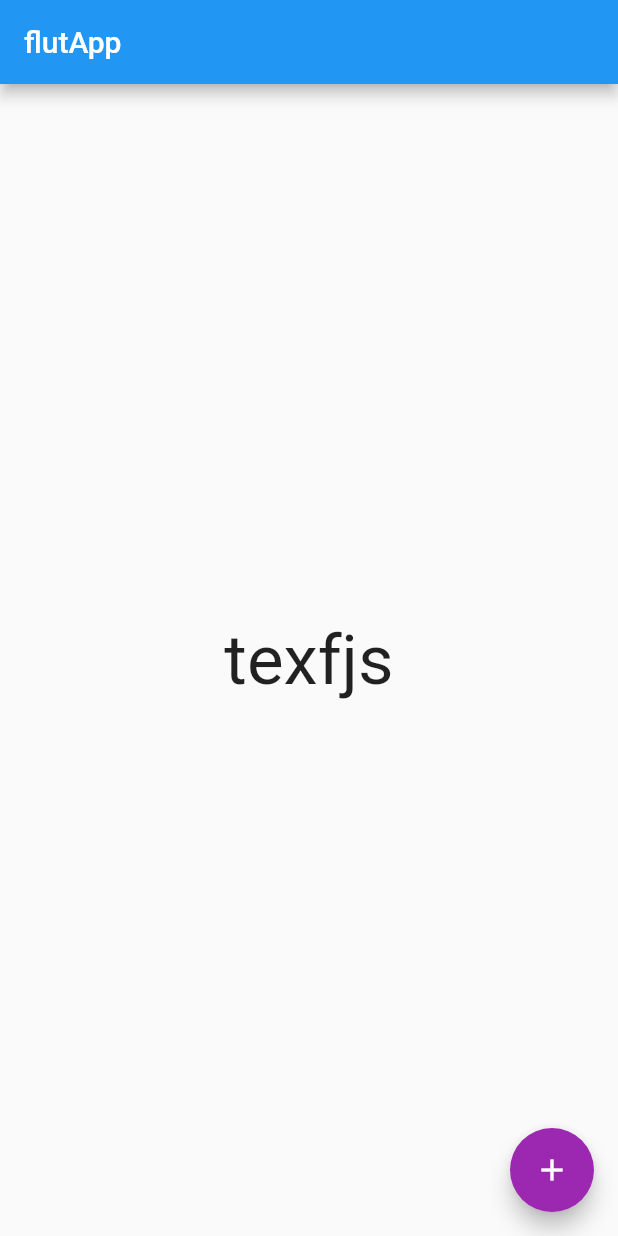
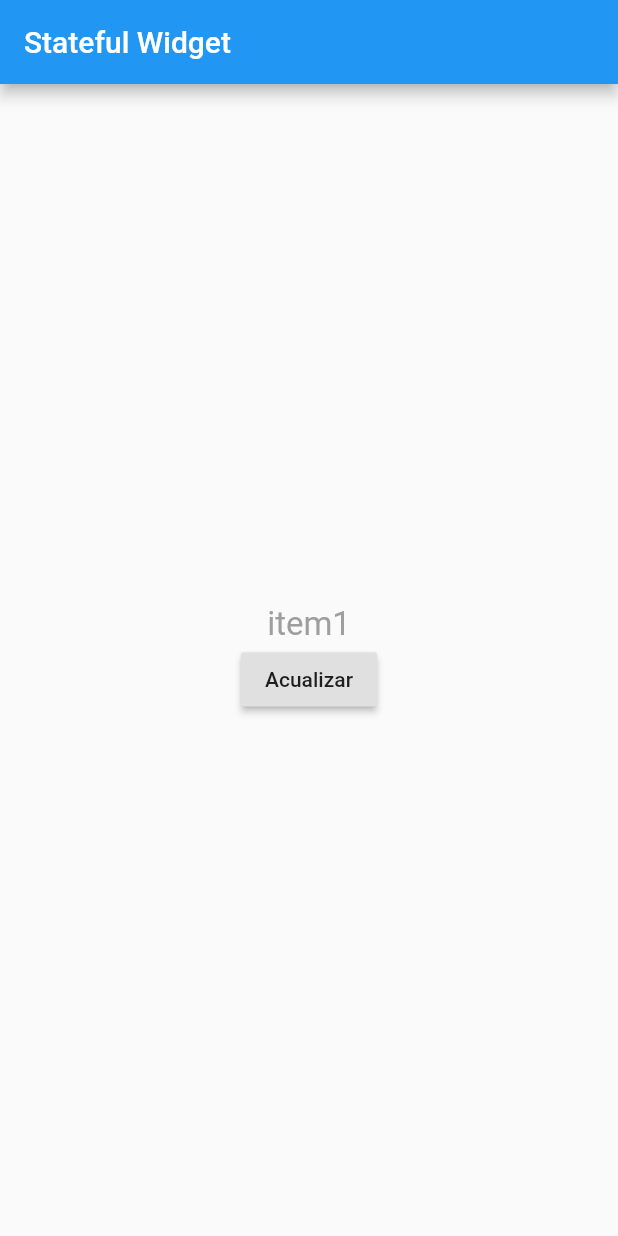
Before and after one commit to EdmaryBaga/flutr_app, a Flutter app: the screen it shows after launch, on a phone screen of 412 x 824 dp. Run offline on Flutter 3.47's test engine with Material 2 defaults, Android fonts, the phone set to English and light mode, and no system bars.

Commit message:
Se agrego un boton que recorre y pinta los elementos de un arreglo, estos cambian cada vez que se clickea el boton

```diff
--- /dev/null
+++ b/FlutterApps/flutr_app/lib/Widget/myApp.dart
@@ -0,0 +1,51 @@
+import 'package:flutter/cupertino.dart';
+import 'package:flutter/material.dart';
+
+class MyButton extends StatefulWidget{
+  @override
+  _MyButtonState createState() => _MyButtonState();
+
+}
+
+class _MyButtonState extends State<MyButton>{
+
+  List<String> words = ['item1', 'item2', 'item3'];
+  String word="";
+  int index =0;
+
+  onPressedBoton(){
+    setState(() {
+      index = index < words.length-1 ? index+1 : 0;
+      word = words[index];
+    });
+
+
+  }
+  @override
+  Widget build(BuildContext context) {
+    word = words[index];
+    return Scaffold(
+      appBar: AppBar(
+        title: Text("Stateful Widget",),
+      ),
+      body: Container(
+        child: Center(
+          child: Column(
+            mainAxisAlignment: MainAxisAlignment.center, //se centra en la pantalla,
+            children: <Widget>[
+              Text(word, style: TextStyle(
+                color: Colors.grey,
+                fontSize: 22.0,
+              ),),
+
+             RaisedButton(onPressed: onPressedBoton ,
+                 child:Text("Acualizar")
+             )
+
+            ],
+          ),
+        ),
+      ),
+    );
+  }
+}
```
Also changed, not shown: FlutterApps/flutr_app/lib/main.dart (+5 -25 lines).
